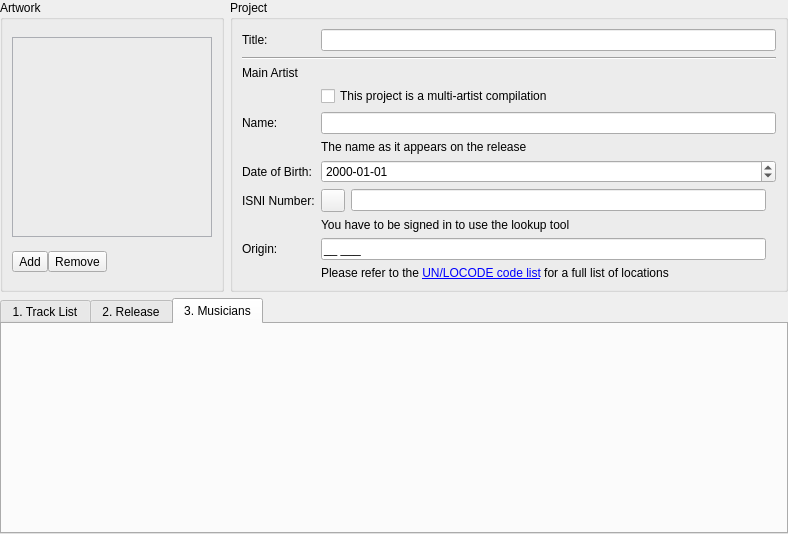
Before: the Qt Designer form resources/ui/project_page.ui in Iconoclasteinc/tgit, drawn with Qt 5.
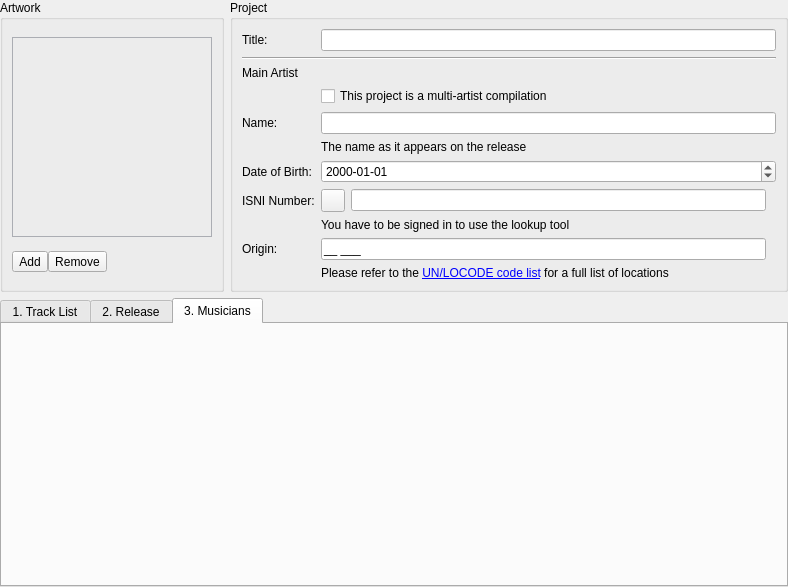
After: the same form once the commit is applied. The open tabs and pages were chosen to show the change. Icons and pictures are not drawn. Custom widgets are drawn as their Qt base class.

Commit message: Use default platform margins for project page tabs

Diff of the .ui file:
```diff
--- a/resources/ui/project_page.ui
+++ b/resources/ui/project_page.ui
@@ -7,7 +7,7 @@
     <x>0</x>
     <y>0</y>
     <width>788</width>
-    <height>534</height>
+    <height>587</height>
    </rect>
   </property>
   <layout class="QVBoxLayout" name="verticalLayout_2" stretch="0,1">
@@ -598,18 +598,6 @@
        <string>3. Musicians</string>
       </attribute>
       <layout class="QVBoxLayout" name="verticalLayout_9">
-       <property name="leftMargin">
-        <number>0</number>
-       </property>
-       <property name="topMargin">
-        <number>0</number>
-       </property>
-       <property name="rightMargin">
-        <number>0</number>
-       </property>
-       <property name="bottomMargin">
-        <number>0</number>
-       </property>
        <item>
         <widget class="QScrollArea" name="_musicians_input_scroll_area">
          <property name="styleSheet">
@@ -626,8 +614,8 @@
            <rect>
             <x>0</x>
             <y>0</y>
-            <width>782</width>
-            <height>229</height>
+            <width>742</width>
+            <height>170</height>
            </rect>
           </property>
           <property name="styleSheet">
@@ -637,6 +625,18 @@
            <property name="spacing">
             <number>10</number>
            </property>
+           <property name="leftMargin">
+            <number>0</number>
+           </property>
+           <property name="topMargin">
+            <number>0</number>
+           </property>
+           <property name="rightMargin">
+            <number>0</number>
+           </property>
+           <property name="bottomMargin">
+            <number>0</number>
+           </property>
           </layout>
          </widget>
         </widget>
```
The commit also changes 1 other file.
